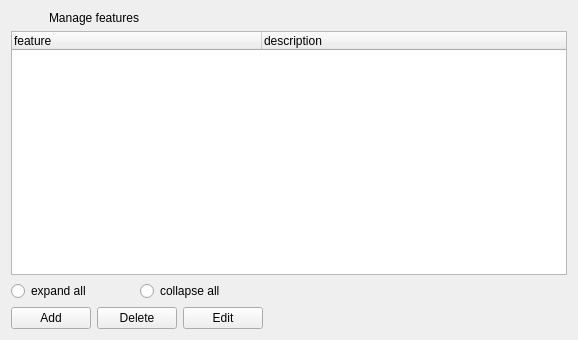
The window that client/uiforms/features.ui (Wolframe/configurator) describes before a commit, drawn with Qt 5.
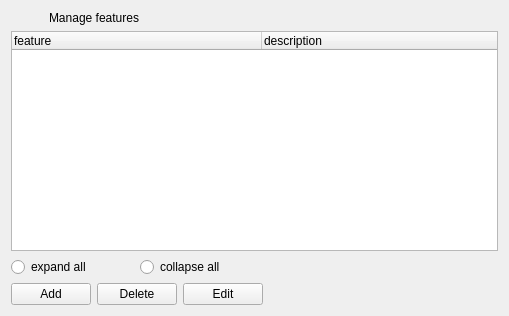
The same window after the commit. Icons and pictures are not drawn.

```diff
--- a/client/uiforms/features.ui
+++ b/client/uiforms/features.ui
@@ -6,8 +6,8 @@
    <rect>
     <x>0</x>
     <y>0</y>
-    <width>578</width>
-    <height>340</height>
+    <width>509</width>
+    <height>316</height>
    </rect>
   </property>
   <property name="windowTitle">
```
Left out of the diff: 9 changed lines with no effect on the pictures.
